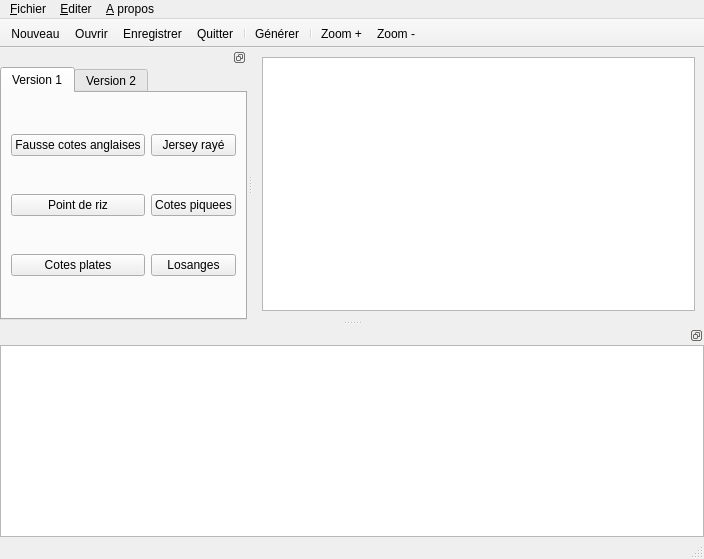
First picture: the form in interface/mainwindow.ui, repository TriComp/TriComp, before the edit.
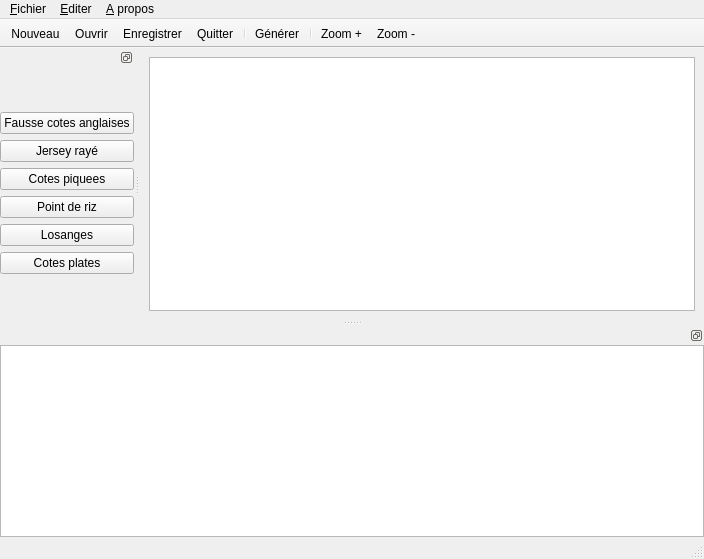
Second picture: the form after the edit. Icons and pictures are not drawn.

Commit message: A small step for interface design, but a great step for TriComp

What changed in the file:
```diff
--- a/interface/mainwindow.ui
+++ b/interface/mainwindow.ui
@@ -139,22 +139,6 @@
      <item>
       <layout class="QGridLayout" name="gridLayout_2">
        <item row="0" column="0">
-        <widget class="QTabWidget" name="tabWidget">
-         <property name="minimumSize">
-          <size>
-           <width>180</width>
-           <height>0</height>
-          </size>
-         </property>
-         <property name="currentIndex">
-          <number>0</number>
-         </property>
-         <widget class="QWidget" name="tab">
-          <attribute name="title">
-           <string>Version 1</string>
-          </attribute>
-          <layout class="QHBoxLayout" name="horizontalLayout_4">
-           <item>
             <layout class="QGridLayout" name="gridLayout">
              <item row="0" column="0">
               <widget class="QPushButton" name="pushButton">
@@ -175,7 +159,33 @@
                </property>
               </widget>
              </item>
-             <item row="1" column="1">
+         <item row="3" column="0">
+          <widget class="QPushButton" name="pushButton_2">
+           <property name="text">
+            <string>Point de riz</string>
+           </property>
+           <property name="checkable">
+            <bool>false</bool>
+           </property>
+           <property name="autoExclusive">
+            <bool>true</bool>
+           </property>
+          </widget>
+         </item>
+         <item row="5" column="0">
+          <widget class="QPushButton" name="pushButton_5">
+           <property name="text">
+            <string>Cotes plates</string>
+           </property>
+           <property name="checkable">
+            <bool>false</bool>
+           </property>
+           <property name="autoExclusive">
+            <bool>true</bool>
+           </property>
+          </widget>
+         </item>
+         <item row="2" column="0">
               <widget class="QPushButton" name="pushButton_4">
                <property name="text">
                 <string>Cotes piquees</string>
@@ -188,7 +198,7 @@
                </property>
               </widget>
              </item>
-             <item row="0" column="1">
+         <item row="1" column="0">
               <widget class="QPushButton" name="pushButton_3">
                <property name="text">
                 <string>Jersey rayé</string>
@@ -201,7 +211,7 @@
                </property>
               </widget>
              </item>
-             <item row="2" column="1">
+         <item row="4" column="0">
               <widget class="QPushButton" name="pushButton_6">
                <property name="text">
                 <string>Losanges</string>
@@ -214,42 +224,7 @@
                </property>
               </widget>
              </item>
-             <item row="1" column="0">
-              <widget class="QPushButton" name="pushButton_2">
-               <property name="text">
-                <string>Point de riz</string>
-               </property>
-               <property name="checkable">
-                <bool>false</bool>
-               </property>
-               <property name="autoExclusive">
-                <bool>true</bool>
-               </property>
-              </widget>
-             </item>
-             <item row="2" column="0">
-              <widget class="QPushButton" name="pushButton_5">
-               <property name="text">
-                <string>Cotes plates</string>
-               </property>
-               <property name="checkable">
-                <bool>false</bool>
-               </property>
-               <property name="autoExclusive">
-                <bool>true</bool>
-               </property>
-              </widget>
-             </item>
-            </layout>
-           </item>
-          </layout>
-         </widget>
-         <widget class="QWidget" name="tab_2">
-          <attribute name="title">
-           <string>Version 2</string>
-          </attribute>
-         </widget>
-        </widget>
+        </layout>
        </item>
       </layout>
      </item>
```
Left out of the diff: 2 changed lines with no effect on the pictures. Lines whose indentation alone changed are shown as unchanged.
